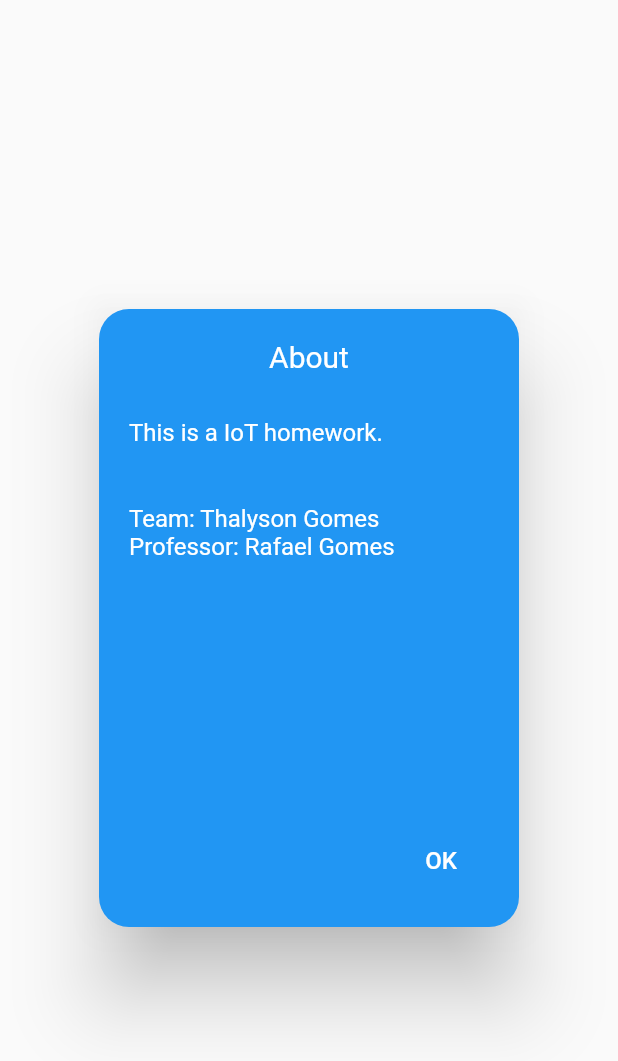
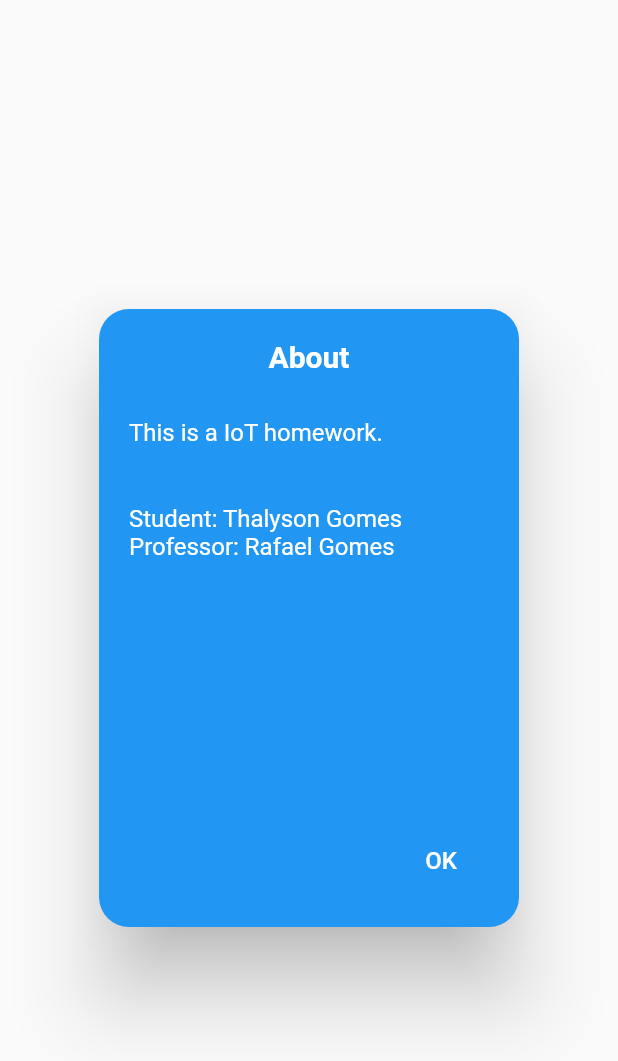
Before and after one commit to thalyson004/flutter_timelapse_server, a Flutter app: what aboutDialog() shows on an empty page, opened directly, on a phone screen of 412 x 824 dp. Shown: the top 1061 px of the screen. Run offline on Flutter 3.47's test engine with Material 2 defaults, Android fonts, the light colour scheme and no system bars; our stand-ins replace dio, extended_image, shared_preferences; accounts and stored records are empty.

Commit message:
[DEV][FIX] Fix typos.

```diff
--- a/lib/pages/about.dart
+++ b/lib/pages/about.dart
@@ -32,7 +32,11 @@ Widget aboutDialog(BuildContext context) {
                       padding: EdgeInsets.symmetric(vertical: 20),
                       child: Text(
                         "About",
-                        style: TextStyle(fontSize: 20, color: Colors.white),
+                        style: TextStyle(
+                          fontSize: 20,
+                          color: Colors.white,
+                          fontWeight: FontWeight.bold,
+                        ),
                       ),
                     )
                   ],
@@ -44,7 +48,7 @@ Widget aboutDialog(BuildContext context) {
                     padding: EdgeInsets.symmetric(horizontal: 20, vertical: 10),
                     child: Text(
                       "This is a IoT homework.\n\n\n" +
-                          "Team: Thalyson Gomes\n" +
+                          "Student: Thalyson Gomes\n" +
                           "Professor: Rafael Gomes",
                       style: TextStyle(fontSize: 16, color: Colors.white),
                     ),
```
